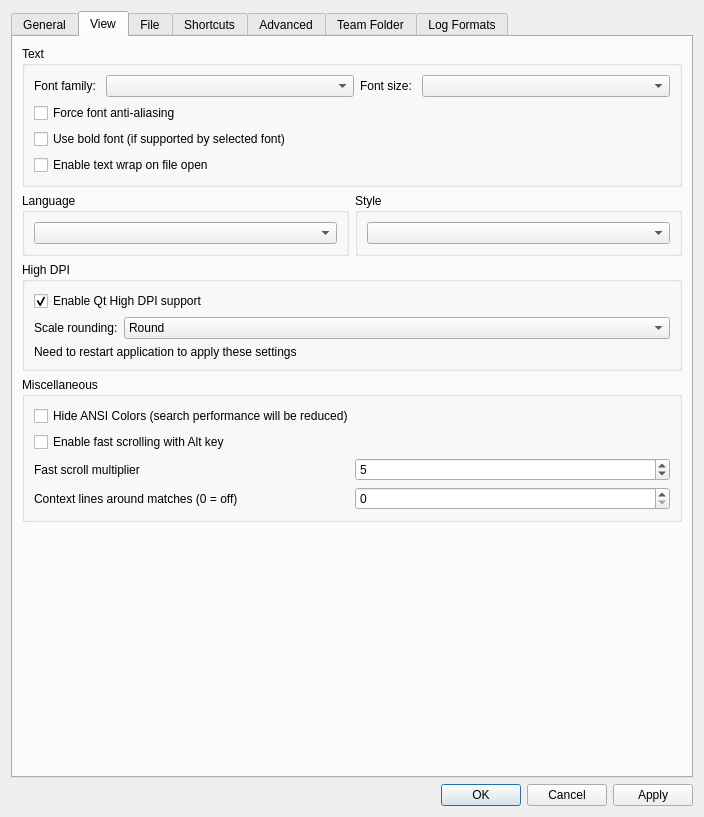
Before: the Qt Designer form src/ui/include/optionsdialog.ui in 64x-lunicorn/LogSquirl, drawn with Qt 5.
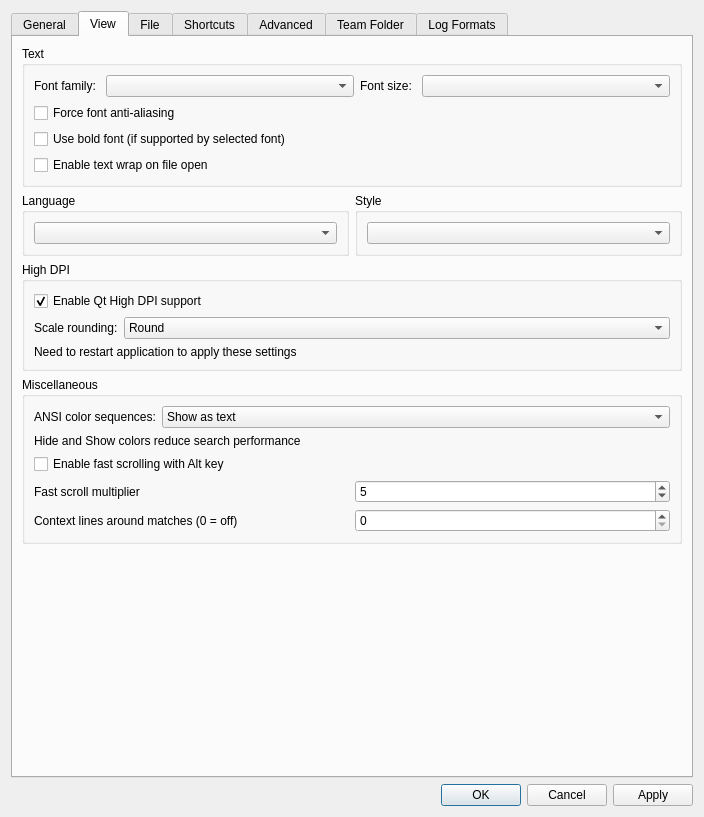
After: the same form once the commit is applied. The open tabs and pages were chosen to show the change.

Commit message: Merge dialog, CSV export, ANSI colors, command output, session files and stdin hand-over (#571–#623) (#631)

Patch:
```diff
--- a/src/ui/include/optionsdialog.ui
+++ b/src/ui/include/optionsdialog.ui
@@ -468,15 +468,51 @@
          </property>
          <layout class="QVBoxLayout" name="verticalLayout_6">
           <item>
-           <widget class="QCheckBox" name="hideAnsiColorsCheckBox">
-            <property name="enabled">
-             <bool>true</bool>
-            </property>
+           <layout class="QHBoxLayout" name="ansiColorSequencesLayout">
+            <item>
+             <widget class="QLabel" name="ansiColorSequencesLabel">
+              <property name="text">
+               <string>ANSI color sequences:</string>
+              </property>
+              <property name="buddy">
+               <cstring>ansiColorSequencesComboBox</cstring>
+              </property>
+             </widget>
+            </item>
+            <item>
+             <widget class="QComboBox" name="ansiColorSequencesComboBox">
+              <property name="sizePolicy">
+               <sizepolicy hsizetype="Expanding" vsizetype="Fixed">
+                <horstretch>0</horstretch>
+                <verstretch>0</verstretch>
+               </sizepolicy>
+              </property>
+              <item>
+               <property name="text">
+                <string>Show as text</string>
+               </property>
+              </item>
+              <item>
+               <property name="text">
+                <string>Hide</string>
+               </property>
+              </item>
+              <item>
+               <property name="text">
+                <string>Show colors</string>
+               </property>
+              </item>
+             </widget>
+            </item>
+           </layout>
+          </item>
+          <item>
+           <widget class="QLabel" name="ansiColorSequencesNoteLabel">
             <property name="text">
-             <string>Hide ANSI Colors (search performance will be reduced)</string>
+             <string>Hide and Show colors reduce search performance</string>
             </property>
-            <property name="checked">
-             <bool>false</bool>
+            <property name="wordWrap">
+             <bool>true</bool>
             </property>
            </widget>
           </item>
```
The commit also changes 130 other files.
